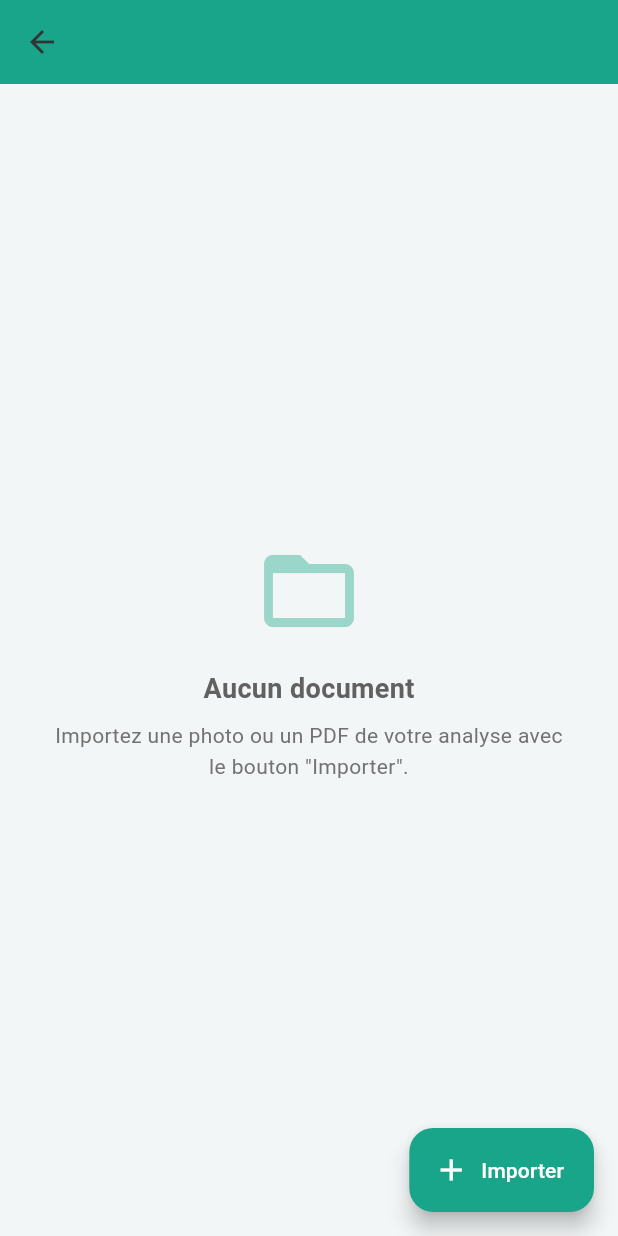
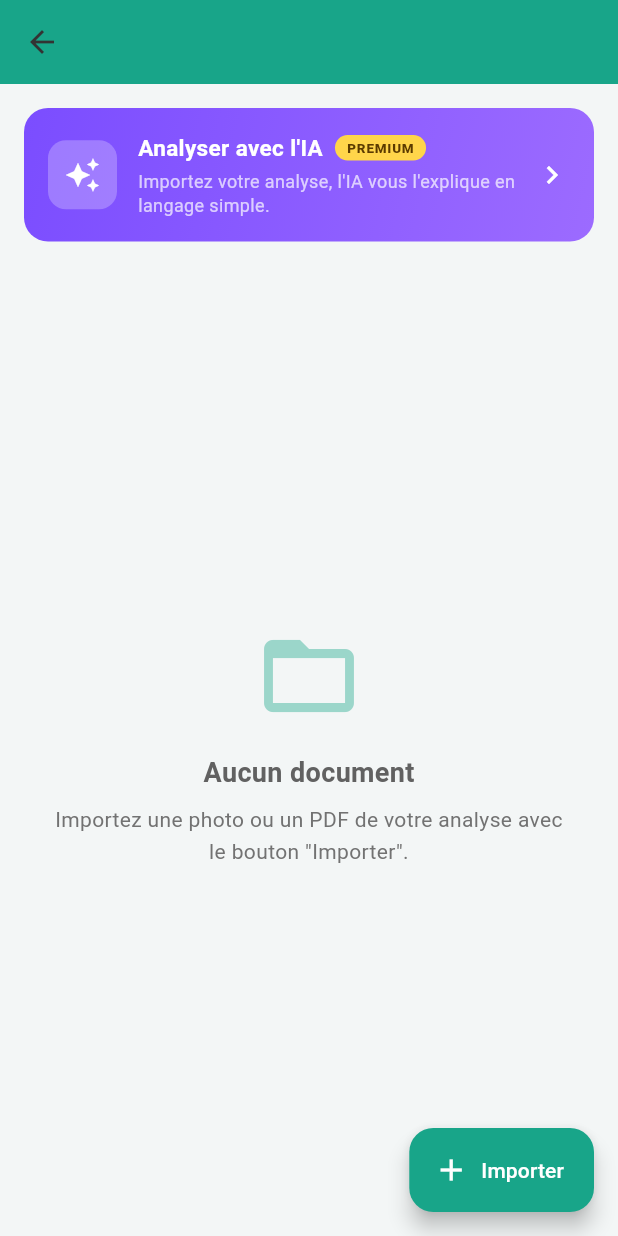
Before and after one commit to pfemoonbou-netizen/medicaclic, a Flutter app: the MedicalCategoryScreen screen opened directly with empty values, on a phone screen of 412 x 824 dp. Run offline on Flutter 3.47's test engine with Material 3 defaults, Android fonts, the phone set to English and light mode, and no system bars; our stand-ins replace file_picker, flutter_map, geolocator, go_router, image_picker, latlong2 and 1 more; accounts and stored records are empty.

Commit message:
Always show a prominent AI (Premium) banner on the category screen
The AI action was only rendered per-document, so it was invisible with
zero documents. Add a persistent gradient "Analyser avec l'IA · PREMIUM"
banner at the top of the category screen: it opens the import sheet when
empty, otherwise triggers the AI flow.

Co-Authored-By: Claude Haiku 4.5 <noreply@anthropic.com>
Claude-Session: https://claude.ai/code/session_01Qugv98F72eF1ZMSTqq2YCm

```diff
--- a/lib/screens/medical/medical_category_screen.dart
+++ b/lib/screens/medical/medical_category_screen.dart
@@ -6,6 +6,18 @@ import 'package:supabase_flutter/supabase_flutter.dart' show FileOptions;
 import 'package:url_launcher/url_launcher.dart';
 import '../../config/supabase_config.dart';
 import '../../utils/app_colors.dart';
+
+class _PremiumTag extends StatelessWidget {
+  const _PremiumTag();
+  @override
+  Widget build(BuildContext context) {
+    return Container(
+      padding: const EdgeInsets.symmetric(horizontal: 8, vertical: 2),
+      decoration: BoxDecoration(color: const Color(0xFFFFD54A), borderRadius: BorderRadius.circular(20)),
+      child: const Text('PREMIUM', style: TextStyle(color: Color(0xFF5B3B00), fontSize: 9, fontWeight: FontWeight.w800, letterSpacing: 0.5)),
+    );
+  }
+}
 
 class MedicalCategoryScreen extends StatefulWidget {
   const MedicalCategoryScreen({super.key, required this.categoryKey, required this.title});
@@ -192,7 +204,11 @@ class _MedicalCategoryScreenState extends State<MedicalCategoryScreen> {
             : const Icon(Icons.add, color: Colors.white),
         label: const Text('Importer', style: TextStyle(color: Colors.white)),
       ),
-      body: _loading
+      body: Column(
+        children: [
+          _aiBanner(),
+          Expanded(
+            child: _loading
                 ? const Center(child: CircularProgressIndicator(color: AppColors.primary))
                 : _docs.isEmpty
                     ? _emptyState()
@@ -200,10 +216,67 @@ class _MedicalCategoryScreenState extends State<MedicalCategoryScreen> {
                         color: AppColors.primary,
                         onRefresh: _load,
                         child: ListView.separated(
-                    padding: const EdgeInsets.fromLTRB(16, 16, 16, 90),
+                          padding: const EdgeInsets.fromLTRB(16, 8, 16, 90),
                           itemCount: _docs.length,
                           separatorBuilder: (_, __) => const SizedBox(height: 12),
                           itemBuilder: (context, i) => _docCard(_docs[i]),
+                        ),
+                      ),
+          ),
+        ],
+      ),
+    );
+  }
+
+  Widget _aiBanner() {
+    return Padding(
+      padding: const EdgeInsets.fromLTRB(16, 16, 16, 8),
+      child: GestureDetector(
+        onTap: () {
+          if (_docs.isEmpty) {
+            _showImportSheet();
+          } else {
+            _analyzeWithAI(_docs.first);
+          }
+        },
+        child: Container(
+          padding: const EdgeInsets.all(16),
+          decoration: BoxDecoration(
+            borderRadius: BorderRadius.circular(16),
+            gradient: const LinearGradient(
+              colors: [Color(0xFF7B4DFF), Color(0xFF9C6BFF)],
+              begin: Alignment.topLeft,
+              end: Alignment.bottomRight,
+            ),
+          ),
+          child: Row(
+            children: [
+              Container(
+                width: 46,
+                height: 46,
+                decoration: BoxDecoration(color: Colors.white.withValues(alpha: 0.25), borderRadius: BorderRadius.circular(12)),
+                child: const Icon(Icons.auto_awesome, color: Colors.white),
+              ),
+              const SizedBox(width: 14),
+              const Expanded(
+                child: Column(
+                  crossAxisAlignment: CrossAxisAlignment.start,
+                  children: [
+                    Row(
+                      children: [
+                        Text('Analyser avec l\'IA', style: TextStyle(color: Colors.white, fontSize: 15, fontWeight: FontWeight.bold)),
+                        SizedBox(width: 8),
+                        _PremiumTag(),
+                      ],
+                    ),
+                    SizedBox(height: 4),
+                    Text('Importez votre analyse, l\'IA vous l\'explique en langage simple.', style: TextStyle(color: Colors.white70, fontSize: 12, height: 1.3)),
+                  ],
+                ),
+              ),
+              const Icon(Icons.chevron_right, color: Colors.white),
+            ],
+          ),
         ),
       ),
     );
```
Lines whose indentation alone changed are shown as unchanged.
